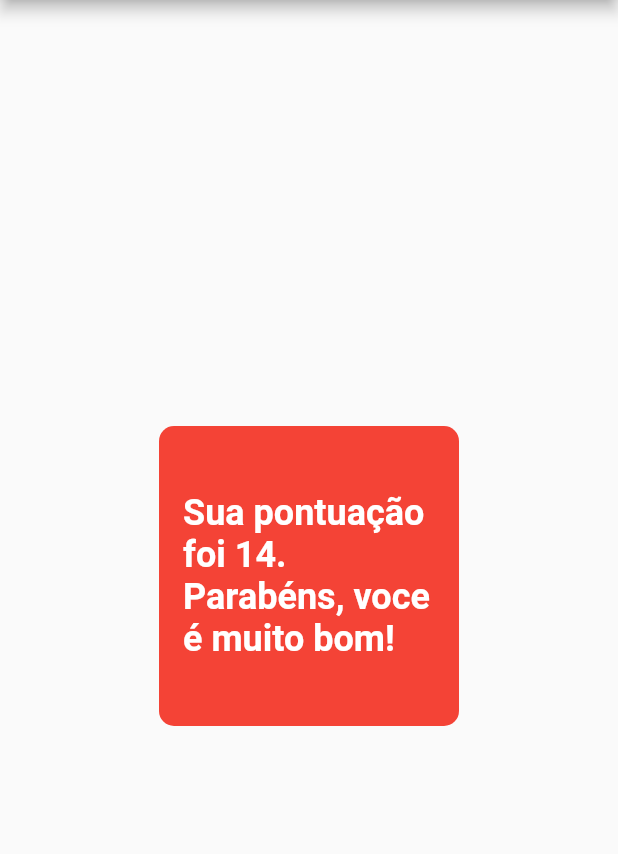
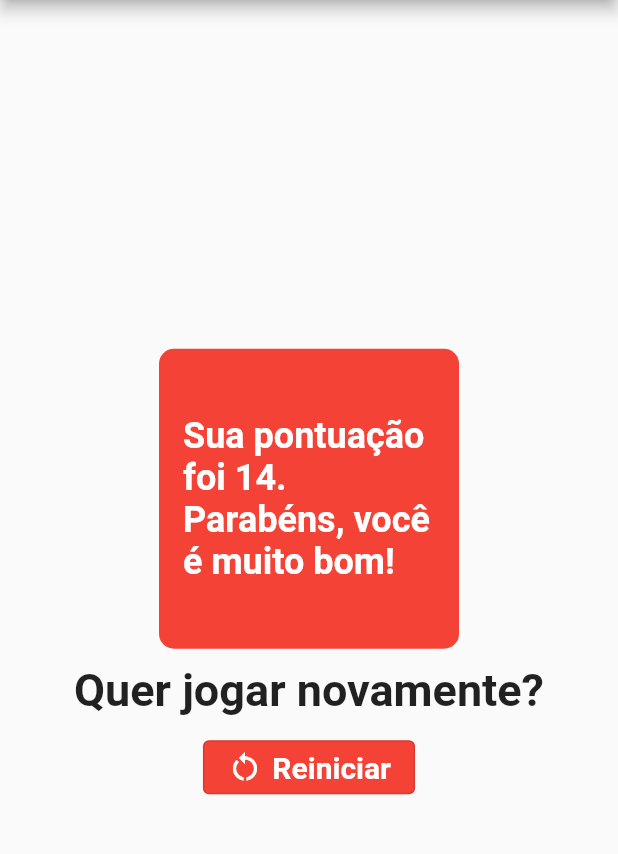
Before and after one commit to Grazinascito/Projetos-do-curso-flutter-da-coder, a Flutter app: the screen it shows after launch, after a tap on "Morgana", after a tap on "Preto", after a tap on "HIP-HOP/RAP", on a phone screen of 412 x 824 dp, the part 84-938 px from its top. Run offline on Flutter 3.47's test engine with Material 2 defaults, Android fonts, the phone set to English and light mode, and no system bars.

```diff
--- a/section_2/projeto_perguntas/lib/main.dart
+++ b/section_2/projeto_perguntas/lib/main.dart
@@ -52,8 +52,13 @@ class _PerguntaAppState extends State<PerguntaApp> {
         _pontosTotais += pontos;
       });
     }
+  }
 
-    print(_pontosTotais);
+  void _resetarQuestionario() {
+    setState(() {
+      _incremente = 0;
+      _pontosTotais = 0;
+    });
   }
 
   @override
@@ -70,7 +75,7 @@ class _PerguntaAppState extends State<PerguntaApp> {
                 perguntas: _perguntas,
                 incremente: _incremente,
                 responder: _responder)
-            : Resultado(_pontosTotais),
+            : Resultado(_pontosTotais, _resetarQuestionario),
       ),
     );
   }
--- a/section_2/projeto_perguntas/lib/resultado.dart
+++ b/section_2/projeto_perguntas/lib/resultado.dart
@@ -2,7 +2,8 @@ import 'package:flutter/material.dart';
 
 class Resultado extends StatelessWidget {
   final int pontos;
-  Resultado(this.pontos);
+  final void Function() reiniciarResultado;
+  const Resultado(this.pontos, this.reiniciarResultado);
 
   String get fraseResultado {
     if (pontos < 8) {
@@ -10,13 +11,16 @@ class Resultado extends StatelessWidget {
     } else if (pontos < 12) {
       return "Sua pontuação foi $pontos. Parabéns, mas pode melhorar.";
     } else {
-      return "Sua pontuação foi $pontos. Parabéns, voce é muito bom!";
+      return "Sua pontuação foi $pontos. Parabéns, você é muito bom!";
     }
   }
 
   @override
   Widget build(BuildContext context) {
-    return Container(
+    return Column(
+      mainAxisAlignment: MainAxisAlignment.center,
+      children: [
+        Container(
           child: Center(
             child: Container(
               width: 200,
@@ -37,6 +41,23 @@ class Resultado extends StatelessWidget {
               ),
             ),
           ),
+        ),
+        const Padding(
+          padding: const EdgeInsets.all(10),
+          child: Text("Quer jogar novamente?", style: TextStyle(fontSize: 30, fontWeight: FontWeight.bold) ),
+        ),
+           OutlinedButton.icon(
+            style: TextButton.styleFrom(
+              textStyle: const TextStyle(fontSize: 20, fontWeight: FontWeight.bold,),
+              backgroundColor: Colors.red,
+              primary: Colors.white,
+
+            ),
+          onPressed: reiniciarResultado,
+          label: const Text('Reiniciar'),
+          icon: const Icon(Icons.restart_alt_sharp),
+        ),
+      ],
     );
   }
 }
```
Lines whose indentation alone changed are shown as unchanged.
